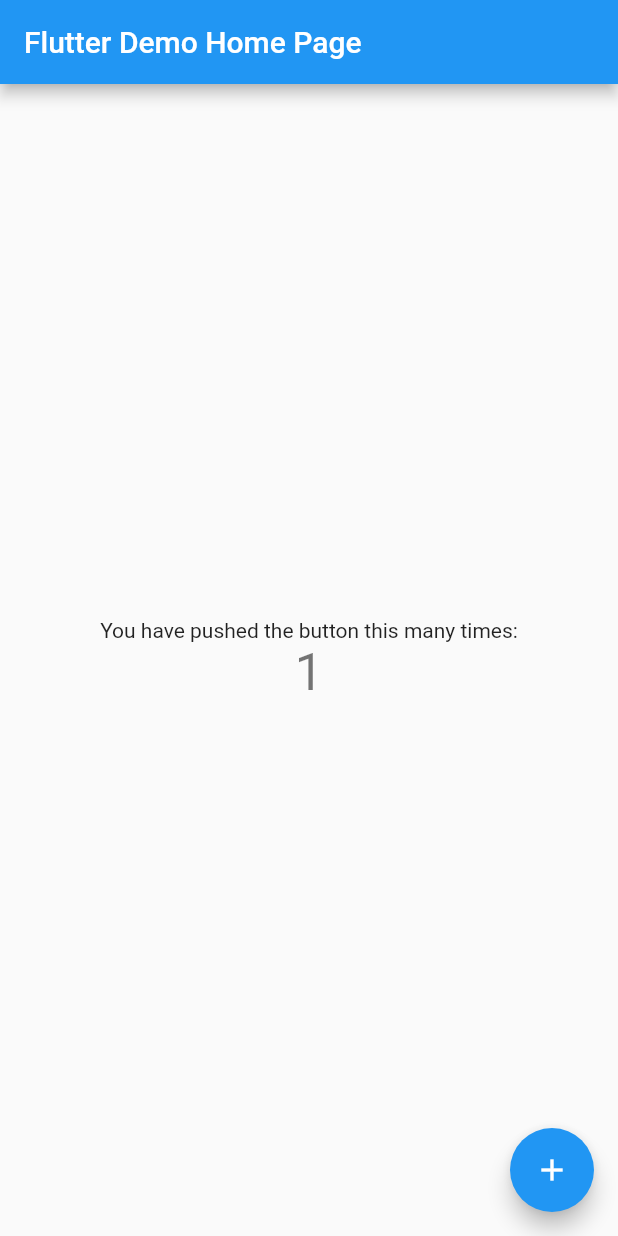
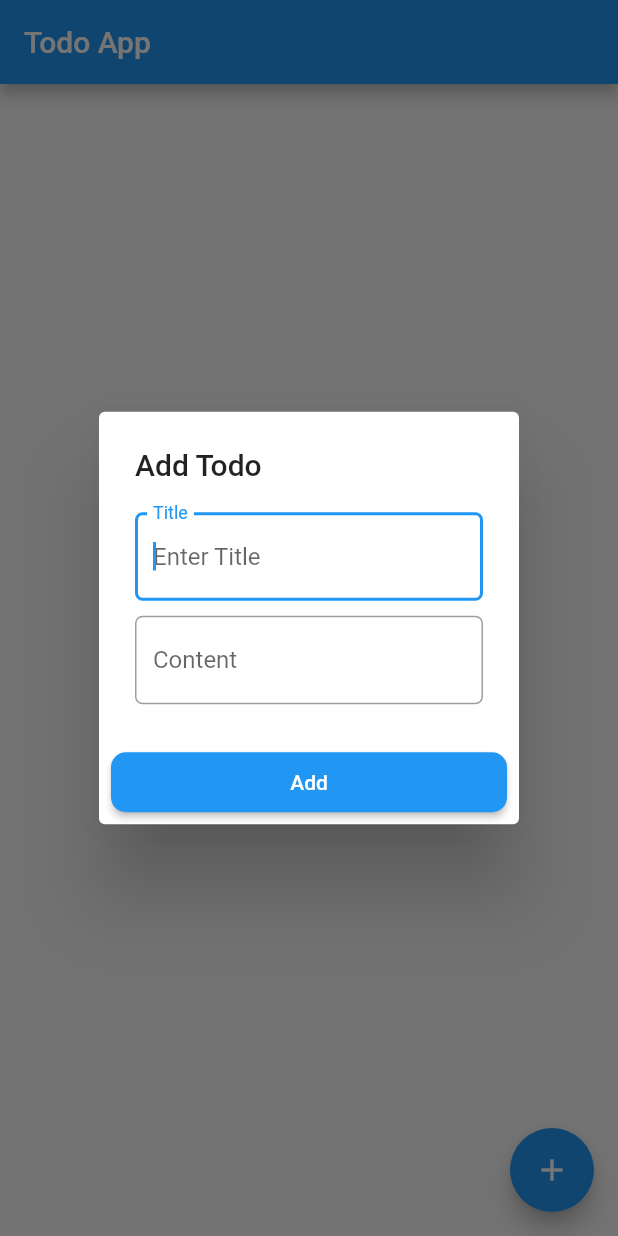
Before and after one commit to sajasmohammed/todo_app, a Flutter app: the screen it shows after launch, after a tap on the "add" icon, on a phone screen of 412 x 824 dp. Run offline on Flutter 3.47's test engine with Material 2 defaults, Android fonts, the phone set to English and light mode, and no system bars; our stand-ins replace cloud_firestore, firebase_core; accounts and stored records are empty.

Commit message:
crud operation added

```diff
--- /dev/null
+++ b/lib/controller/formController.dart
@@ -0,0 +1,13 @@
+import 'package:cloud_firestore/cloud_firestore.dart';
+import 'package:flutter/material.dart';
+
+class formController {
+  static final GlobalKey<FormState> formKey = GlobalKey<FormState>();
+  static final db = FirebaseFirestore.instance;
+  static String? title;
+  static String? content;
+  static TextEditingController titleController = TextEditingController();
+  static TextEditingController contentController = TextEditingController();
+
+  static const emptyValid = "Field can't be empty";
+}
--- a/lib/main.dart
+++ b/lib/main.dart
@@ -1,113 +1,9 @@
+import 'package:firebase_core/firebase_core.dart';
 import 'package:flutter/material.dart';
+import 'package:todo_app/view/home_screen.dart';
 
-void main() {
-  runApp(MyApp());
+Future<void> main() async{
+  WidgetsFlutterBinding.ensureInitialized();
+  await Firebase.initializeApp();
+  runApp(MaterialApp(home:HomeScreen()));
 }
-
-class MyApp extends StatelessWidget {
-  // This widget is the root of your application.
-  @override
-  Widget build(BuildContext context) {
-    return MaterialApp(
-      title: 'Flutter Demo',
-      theme: ThemeData(
-        // This is the theme of your application.
-        //
-        // Try running your application with "flutter run". You'll see the
-        // application has a blue toolbar. Then, without quitting the app, try
-        // changing the primarySwatch below to Colors.green and then invoke
-        // "hot reload" (press "r" in the console where you ran "flutter run",
-        // or simply save your changes to "hot reload" in a Flutter IDE).
-        // Notice that the counter didn't reset back to zero; the application
-        // is not restarted.
-        primarySwatch: Colors.blue,
-      ),
-      home: MyHomePage(title: 'Flutter Demo Home Page'),
-    );
-  }
-}
-
-class MyHomePage extends StatefulWidget {
-  MyHomePage({Key? key, required this.title}) : super(key: key);
-
-  // This widget is the home page of your application. It is stateful, meaning
-  // that it has a State object (defined below) that contains fields that affect
-  // how it looks.
-
-  // This class is the configuration for the state. It holds the values (in this
-  // case the title) provided by the parent (in this case the App widget) and
-  // used by the build method of the State. Fields in a Widget subclass are
-  // always marked "final".
-
-  final String title;
-
-  @override
-  _MyHomePageState createState() => _MyHomePageState();
-}
-
-class _MyHomePageState extends State<MyHomePage> {
-  int _counter = 0;
-
-  void _incrementCounter() {
-    setState(() {
-      // This call to setState tells the Flutter framework that something has
-      // changed in this State, which causes it to rerun the build method below
-      // so that the display can reflect the updated values. If we changed
-      // _counter without calling setState(), then the build method would not be
-      // called again, and so nothing would appear to happen.
-      _counter++;
-    });
-  }
-
-  @override
-  Widget build(BuildContext context) {
-    // This method is rerun every time setState is called, for instance as done
-    // by the _incrementCounter method above.
-    //
-    // The Flutter framework has been optimized to make rerunning build methods
-    // fast, so that you can just rebuild anything that needs updating rather
-    // than having to individually change instances of widgets.
-    return Scaffold(
-      appBar: AppBar(
-        // Here we take the value from the MyHomePage object that was created by
-        // the App.build method, and use it to set our appbar title.
-        title: Text(widget.title),
-      ),
-      body: Center(
-        // Center is a layout widget. It takes a single child and positions it
-        // in the middle of the parent.
-        child: Column(
-          // Column is also a layout widget. It takes a list of children and
-          // arranges them vertically. By default, it sizes itself to fit its
-          // children horizontally, and tries to be as tall as its parent.
-          //
-          // Invoke "debug painting" (press "p" in the console, choose the
-          // "Toggle Debug Paint" action from the Flutter Inspector in Android
-          // Studio, or the "Toggle Debug Paint" command in Visual Studio Code)
-          // to see the wireframe for each widget.
-          //
-          // Column has various properties to control how it sizes itself and
-          // how it positions its children. Here we use mainAxisAlignment to
-          // center the children vertically; the main axis here is the vertical
-          // axis because Columns are vertical (the cross axis would be
-          // horizontal).
-          mainAxisAlignment: MainAxisAlignment.center,
-          children: <Widget>[
-            Text(
-              'You have pushed the button this many times:',
-            ),
-            Text(
-              '$_counter',
-              style: Theme.of(context).textTheme.headline4,
-            ),
-          ],
-        ),
-      ),
-      floatingActionButton: FloatingActionButton(
-        onPressed: _incrementCounter,
-        tooltip: 'Increment',
-        child: Icon(Icons.add),
-      ), // This trailing comma makes auto-formatting nicer for build methods.
-    );
-  }
-}
--- /dev/null
+++ b/lib/sixeConfig.dart
@@ -0,0 +1,7 @@
+class sizeConfig{
+static  const smallSize = 5.0;
+static const mediumSize = 10.0;
+static const largeSize = 20.0;
+static const defaultSize = 40.0;
+
+}
--- /dev/null
+++ b/lib/view/home_screen.dart
@@ -0,0 +1,148 @@
+
+import 'package:cloud_firestore/cloud_firestore.dart';
+import 'package:flutter/material.dart';
+import 'package:todo_app/controller/formController.dart';
+import 'package:todo_app/sixeConfig.dart';
+import 'package:todo_app/widgets/alert_dialog.dart';
+import 'package:todo_app/widgets/widgets.dart';
+
+class HomeScreen extends StatefulWidget {
+  const HomeScreen({Key? key}) : super(key: key);
+
+  @override
+  _HomeScreenState createState() => _HomeScreenState();
+}
+
+class _HomeScreenState extends State<HomeScreen> {
+  // QuerySnapshot<Object?>? get ds => null;
+ // QueryDocumentSnapshot<Object?>? ds;
+  // DocumentSnapshot? ds;
+
+  void dialogShow(bool isUpdate, {dynamic ds}) {
+    showDialog(
+      context: context,
+      builder: (BuildContext context) => AlertDialog(
+        title: isUpdate ? Text("Update Todo") : Text("Add Todo"),
+        content: Form(
+          key: formController.formKey,
+          child: Column(
+            mainAxisSize: MainAxisSize.min,
+            mainAxisAlignment: MainAxisAlignment.start,
+            children: [
+              TextFormField(
+                autofocus: true,
+                controller: formController.titleController,
+                validator: (_val) {
+                  if (_val!.isEmpty) {
+                    return formController.emptyValid;
+                  }
+                  return null;
+                },
+                keyboardType: cWidgets.text(),
+                decoration: cWidgets.inputDecoration(
+                  lableText: 'Title',
+                  hintText: 'Enter Title',
+                ),
+              ),
+              cWidgets.sizedBox(height: sizeConfig.mediumSize),
+              TextFormField(
+                autofocus: true,
+                controller: formController.contentController,
+                validator: (_val) {
+                  if (_val!.isEmpty) {
+                    return formController.emptyValid;
+                  }
+                  return null;
+                },
+                keyboardType: cWidgets.text(),
+                decoration: cWidgets.inputDecoration(
+                  lableText: 'Content',
+                  hintText: 'Enter Task Content',
+                ),
+              ),
+            ],
+          ),
+        ),
+        actions: [
+          SizedBox(
+            height: sizeConfig.mediumSize * 4,
+            width: double.infinity,
+            child: cWidgets.elevatedButton(
+              press: () {
+                if (formController.formKey.currentState!.validate()) {
+                  formController.title = formController.titleController.text;
+                  formController.content =
+                      formController.contentController.text;
+                  if (isUpdate == true) {
+                    formController.db.collection("tasks").doc(ds.id).update({
+                      'title': formController.title,
+                      'content': formController.content
+                    });
+                  }
+                  if(isUpdate == false) {
+                    formController.db.collection("tasks").add({
+                      'title': formController.title,
+                      'content': formController.content
+                    });
+                  }
+                  formController.titleController.clear();
+                  formController.contentController.clear();
+                  Navigator.pop(context);
+                }
+              },
+              text: isUpdate ? "Update" : "Add",
+            ),
+          ),
+        ],
+      ),
+    );
+  }
+
+  @override
+  void dispose() {
+    formController.titleController.dispose();
+    formController.contentController.dispose();
+    super.dispose();
+  }
+
+  @override
+  Widget build(BuildContext context) {
+    return Scaffold(
+      appBar: AppBar(
+        title: Text("Todo App"),
+      ),
+      body: StreamBuilder<QuerySnapshot>(
+        stream: formController.db.collection("tasks").snapshots(),
+        builder: (BuildContext context, snapshot) {
+          if (snapshot.hasData) {
+            return ListView.builder(
+                itemCount: snapshot.data!.docs.length,
+                itemBuilder: (context, index) {
+                  DocumentSnapshot _datas = snapshot.data!.docs[index];
+                  return InkWell(
+                    onLongPress: () {
+                      formController.db
+                          .collection('tasks')
+                          .doc(_datas.id)
+                          .delete();
+                    },
+                    onTap: () => dialogShow(true, ds: _datas),
+                    child: Container(
+                      child: Column(children: [
+                        Text(_datas['title']),
+                        Text(_datas['content']),
+                      ]),
+                    ),
+                  );
+                });
+          }
+          return Center(child: CircularProgressIndicator());
+        },
+      ),
+      floatingActionButton: FloatingActionButton(
+        onPressed: () => dialogShow(false),
+        child: Icon(Icons.add),
+      ),
+    );
+  }
+}
--- /dev/null
+++ b/lib/widgets/widgets.dart
@@ -0,0 +1,34 @@
+import 'package:flutter/material.dart';
+import 'package:todo_app/sixeConfig.dart';
+
+class cWidgets {
+  static InputDecoration inputDecoration(
+          {required String? lableText, required String? hintText}) =>
+      InputDecoration(
+        labelText: lableText,
+        hintText: hintText,
+        border: OutlineInputBorder(
+          borderRadius: BorderRadius.circular(sizeConfig.smallSize),
+        ),
+      );
+
+  static SizedBox sizedBox({double? height, double? width}) => SizedBox(
+        height: height,
+        width: width,
+      );
+
+  static TextInputType text() => TextInputType.text;
+
+  static ElevatedButton elevatedButton(
+      {required VoidCallback press, String? text}) {
+    return ElevatedButton(
+      onPressed: press,
+      child: Text("$text"),
+      style: ElevatedButton.styleFrom(
+        shape: RoundedRectangleBorder(
+          borderRadius: BorderRadius.circular(sizeConfig.mediumSize)
+        )
+      ),
+    );
+  }
+}
```
Also changed, not shown: lib/widgets/alert_dialog.dart (added, +75 -0 lines), pubspec.yaml (+3 -12 lines), lib/constents.dart (added), pubspec.lock, 5 other files.
